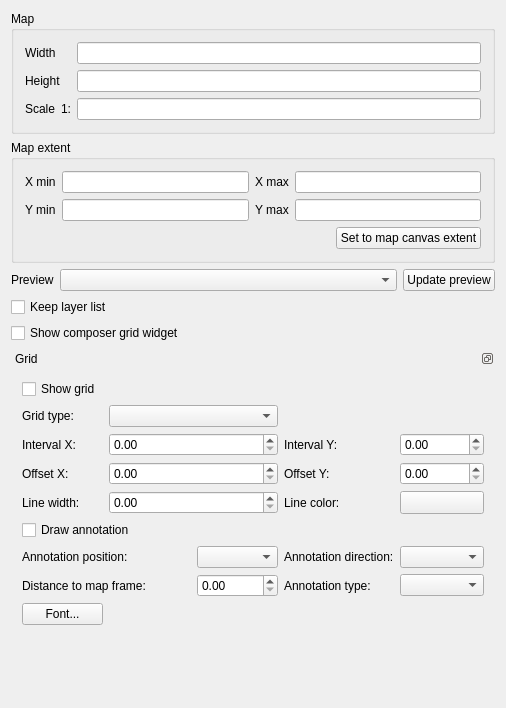
First picture: the form in qgis/src/ui/qgscomposermapwidgetbase.ui, repository sourcepole/qgis, before the edit.
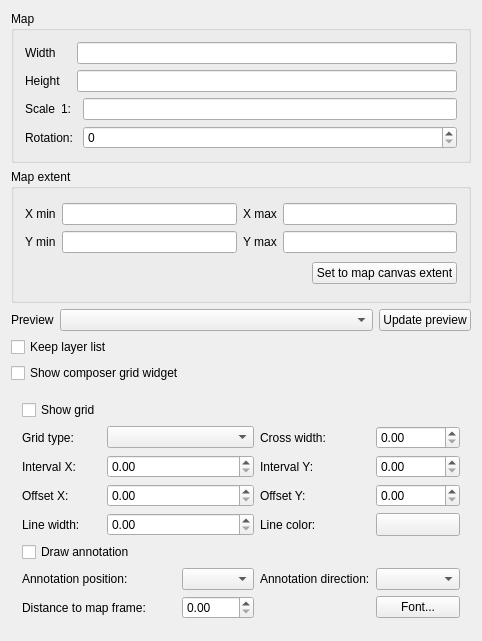
Second picture: the form after the edit. Custom widgets are drawn as their Qt base class.

Commit message: [FEATURE]: Possibility to rotate composer map

```diff
--- a/qgis/src/ui/qgscomposermapwidgetbase.ui
+++ b/qgis/src/ui/qgscomposermapwidgetbase.ui
@@ -1,12 +1,12 @@
 <ui version="4.0" >
  <class>QgsComposerMapWidgetBase</class>
- <widget class="QWidget" name="QgsComposerMapWidgetBase" >
-  <property name="geometry" >
+ <widget class="QWidget" name="QgsComposerMapWidgetBase">
+  <property name="geometry">
    <rect>
     <x>0</x>
     <y>0</y>
-    <width>506</width>
-    <height>708</height>
+    <width>482</width>
+    <height>641</height>
    </rect>
   </property>
   <property name="sizePolicy" >
@@ -38,8 +38,8 @@
         </property>
        </widget>
       </item>
-      <item row="0" column="1" >
-       <widget class="QLineEdit" name="mWidthLineEdit" />
+      <item row="0" column="1" colspan="2">
+       <widget class="QLineEdit" name="mWidthLineEdit"/>
       </item>
       <item row="1" column="0" >
        <widget class="QLabel" name="label_3" >
@@ -48,8 +48,8 @@
         </property>
        </widget>
       </item>
-      <item row="1" column="1" >
-       <widget class="QLineEdit" name="mHeightLineEdit" />
+      <item row="1" column="1" colspan="2">
+       <widget class="QLineEdit" name="mHeightLineEdit"/>
       </item>
       <item row="2" column="0" >
        <layout class="QHBoxLayout" name="horizontalLayout" >
@@ -78,13 +78,27 @@
         </item>
        </layout>
       </item>
-      <item row="2" column="1" >
-       <widget class="QLineEdit" name="mScaleLineEdit" >
-        <property name="inputMask" >
+      <item row="2" column="2">
+       <widget class="QLineEdit" name="mScaleLineEdit">
+        <property name="inputMask">
          <string/>
         </property>
        </widget>
       </item>
+      <item row="3" column="0" colspan="2">
+       <widget class="QLabel" name="mRotationLabel">
+        <property name="text">
+         <string>Rotation:</string>
+        </property>
+       </widget>
+      </item>
+      <item row="3" column="2">
+       <widget class="QSpinBox" name="mRotationSpinBox">
+        <property name="maximum">
+         <number>359</number>
+        </property>
+       </widget>
+      </item>
      </layout>
     </widget>
    </item>
@@ -234,22 +248,12 @@
      </property>
     </widget>
    </item>
-   <item row="5" column="0" >
-    <widget class="QDockWidget" name="mGridDockWidget" >
-     <property name="floating" >
-      <bool>true</bool>
-     </property>
-     <property name="features" >
-      <set>QDockWidget::DockWidgetFloatable|QDockWidget::DockWidgetMovable</set>
-     </property>
-     <property name="windowTitle" >
-      <string>Grid</string>
-     </property>
-     <widget class="QWidget" name="dockWidgetContents" >
-      <layout class="QGridLayout" name="gridLayout" >
-       <item row="0" column="0" >
-        <widget class="QCheckBox" name="mGridCheckBox" >
-         <property name="text" >
+   <item row="5" column="0">
+    <widget class="QWidget" name="mGridWidget" native="true">
+     <layout class="QGridLayout" name="gridLayout">
+      <item row="0" column="0">
+       <widget class="QCheckBox" name="mGridCheckBox">
+        <property name="text">
           <string>Show grid</string>
          </property>
         </widget>
@@ -261,20 +265,30 @@
          </property>
         </widget>
        </item>
-       <item row="1" column="1" colspan="2" >
-        <widget class="QComboBox" name="mGridTypeComboBox" />
-       </item>
-       <item row="2" column="0" >
-        <widget class="QLabel" name="mIntervalXLabel" >
-         <property name="text" >
+      <item row="1" column="1" colspan="2">
+       <widget class="QComboBox" name="mGridTypeComboBox"/>
+      </item>
+      <item row="1" column="3">
+       <widget class="QLabel" name="mCrossWidthLabel">
+        <property name="text">
+         <string>Cross width:</string>
+        </property>
+       </widget>
+      </item>
+      <item row="1" column="4">
+       <widget class="QDoubleSpinBox" name="mCrossWidthSpinBox"/>
+      </item>
+      <item row="2" column="0">
+       <widget class="QLabel" name="mIntervalXLabel">
+        <property name="text">
           <string>Interval X:</string>
          </property>
         </widget>
        </item>
-       <item row="2" column="1" colspan="2" >
-        <widget class="QDoubleSpinBox" name="mIntervalXSpinBox" >
-         <property name="maximum" >
-          <double>99999999.000000000000000</double>
+      <item row="2" column="1" colspan="2">
+       <widget class="QDoubleSpinBox" name="mIntervalXSpinBox">
+        <property name="maximum">
+         <double>999999.000000000000000</double>
          </property>
         </widget>
        </item>
@@ -285,10 +299,10 @@
          </property>
         </widget>
        </item>
-       <item row="2" column="4" >
-        <widget class="QDoubleSpinBox" name="mIntervalYSpinBox" >
-         <property name="maximum" >
-          <double>99999999.000000000000000</double>
+      <item row="2" column="4">
+       <widget class="QDoubleSpinBox" name="mIntervalYSpinBox">
+        <property name="maximum">
+         <double>9999999.000000000000000</double>
          </property>
         </widget>
        </item>
@@ -327,12 +341,12 @@
          </property>
         </widget>
        </item>
-       <item row="4" column="1" colspan="2" >
-        <widget class="QDoubleSpinBox" name="mLineWidthSpinBox" />
-       </item>
-       <item row="4" column="3" >
-        <widget class="QLabel" name="mLineColorLabel" >
-         <property name="text" >
+      <item row="4" column="1" colspan="2">
+       <widget class="QDoubleSpinBox" name="mLineWidthSpinBox"/>
+      </item>
+      <item row="4" column="3">
+       <widget class="QLabel" name="mLineColorLabel">
+        <property name="text">
           <string>Line color:</string>
          </property>
         </widget>
@@ -364,12 +378,12 @@
          </property>
         </widget>
        </item>
-       <item row="6" column="2" >
-        <widget class="QComboBox" name="mAnnotationPositionComboBox" />
-       </item>
-       <item row="6" column="3" >
-        <widget class="QLabel" name="mAnnotationDirectionLabel" >
-         <property name="frameShape" >
+      <item row="6" column="2">
+       <widget class="QComboBox" name="mAnnotationPositionComboBox"/>
+      </item>
+      <item row="6" column="3">
+       <widget class="QLabel" name="mAnnotationDirectionLabel">
+        <property name="frameShape">
           <enum>QFrame::NoFrame</enum>
          </property>
          <property name="text" >
@@ -377,56 +391,32 @@
          </property>
         </widget>
        </item>
-       <item row="6" column="4" >
-        <widget class="QComboBox" name="mAnnotationDirectionComboBox" />
-       </item>
-       <item row="7" column="0" colspan="2" >
-        <widget class="QLabel" name="mDistanceToFrameLabel" >
-         <property name="text" >
+      <item row="6" column="4">
+       <widget class="QComboBox" name="mAnnotationDirectionComboBox"/>
+      </item>
+      <item row="7" column="0" colspan="2">
+       <widget class="QLabel" name="mDistanceToFrameLabel">
+        <property name="text">
           <string>Distance to map frame:</string>
          </property>
         </widget>
        </item>
-       <item row="7" column="2" >
-        <widget class="QDoubleSpinBox" name="mDistanceToMapFrameSpinBox" />
-       </item>
-       <item row="7" column="3" >
-        <widget class="QLabel" name="mAnnotationTypeLabel" >
-         <property name="text" >
-          <string>Annotation type:</string>
-         </property>
-        </widget>
-       </item>
-       <item row="7" column="4" >
-        <widget class="QComboBox" name="mAnnotationTypeComboBox" />
-       </item>
-       <item row="8" column="0" >
-        <widget class="QPushButton" name="mAnnotationFontButton" >
-         <property name="text" >
+      <item row="7" column="2">
+       <widget class="QDoubleSpinBox" name="mDistanceToMapFrameSpinBox"/>
+      </item>
+      <item row="7" column="4">
+       <widget class="QPushButton" name="mAnnotationFontButton">
+        <property name="text">
           <string>Font...</string>
          </property>
         </widget>
        </item>
       </layout>
      </widget>
-    </widget>
-   </item>
-   <item row="6" column="0" >
-    <spacer>
-     <property name="orientation" >
-      <enum>Qt::Vertical</enum>
-     </property>
-     <property name="sizeHint" stdset="0" >
-      <size>
-       <width>458</width>
-       <height>31</height>
-      </size>
-     </property>
-    </spacer>
    </item>
   </layout>
  </widget>
- <layoutdefault spacing="6" margin="11" />
+ <layoutdefault spacing="6" margin="11"/>
  <customwidgets>
   <customwidget>
    <class>QgsColorButton</class>
```
Left out of the diff: 227 changed lines with no effect on the pictures. Lines whose indentation alone changed are shown as unchanged. The commit also changes 8 other files.
